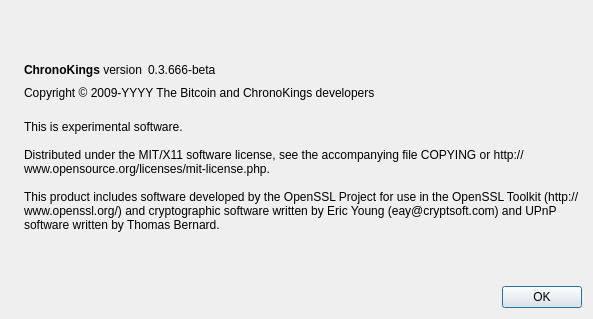
Qt form src/qt/forms/aboutdialog.ui (chronokings/huntercoin) before a commit.
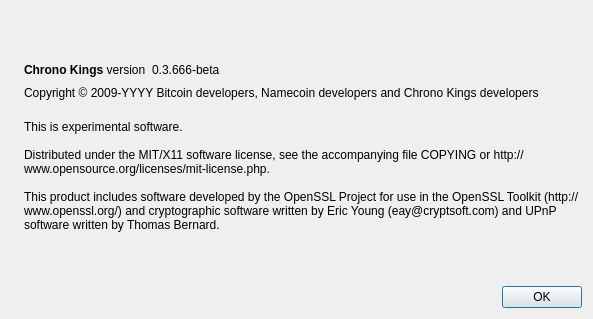
The same form after that commit. Icons and pictures are not drawn.

```diff
--- a/src/qt/forms/aboutdialog.ui
+++ b/src/qt/forms/aboutdialog.ui
@@ -50,7 +50,7 @@
           <cursorShape>IBeamCursor</cursorShape>
          </property>
          <property name="text">
-          <string>&lt;b&gt;ChronoKings&lt;/b&gt; version</string>
+          <string>&lt;b&gt;Chrono Kings&lt;/b&gt; version</string>
          </property>
          <property name="textInteractionFlags">
           <set>Qt::LinksAccessibleByMouse|Qt::TextSelectableByKeyboard|Qt::TextSelectableByMouse</set>
@@ -91,7 +91,7 @@
         <cursorShape>IBeamCursor</cursorShape>
        </property>
        <property name="text">
-        <string notr="true">Copyright &amp;copy; 2009-YYYY The Bitcoin and ChronoKings developers</string>
+        <string notr="true">Copyright &amp;copy; 2009-YYYY Bitcoin developers, Namecoin developers and Chrono Kings developers</string>
        </property>
        <property name="textFormat">
         <enum>Qt::RichText</enum>
```
Left out of the diff: 2 changed lines with no effect on the pictures.
